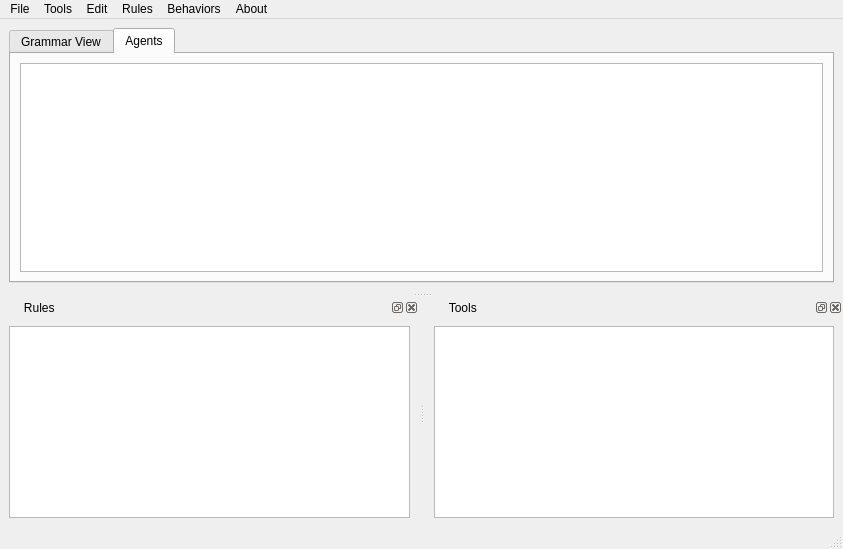
First picture: the form in guiAGGLEditor.ui, repository rahulkatiyar19955/AGM, before the edit.
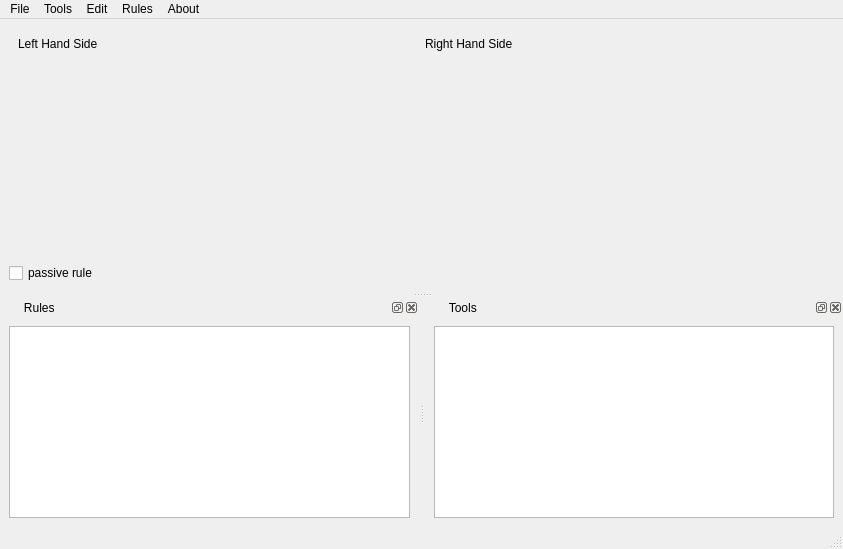
Second picture: the form after the edit.

Commit message: Removed agents and configuration from AGGL descriptions

Patch:
```diff
--- a/guiAGGLEditor.ui
+++ b/guiAGGLEditor.ui
@@ -16,16 +16,6 @@
   <widget class="QWidget" name="centralwidget">
    <layout class="QVBoxLayout" name="verticalLayout_3">
     <item>
-     <widget class="QTabWidget" name="tabWidget">
-      <property name="currentIndex">
-       <number>1</number>
-      </property>
-      <widget class="QWidget" name="tab">
-       <attribute name="title">
-        <string>Grammar View</string>
-       </attribute>
-       <layout class="QVBoxLayout" name="verticalLayout_4">
-        <item>
          <widget class="QWidget" name="widget" native="true">
           <layout class="QGridLayout" name="gridLayout">
            <item row="2" column="0">
@@ -74,20 +64,6 @@
         </item>
        </layout>
       </widget>
-      <widget class="QWidget" name="tab_2">
-       <attribute name="title">
-        <string>Agents</string>
-       </attribute>
-       <layout class="QVBoxLayout" name="verticalLayout_7">
-        <item>
-         <widget class="QListWidget" name="listWidget"/>
-        </item>
-       </layout>
-      </widget>
-     </widget>
-    </item>
-   </layout>
-  </widget>
   <widget class="QMenuBar" name="menubar">
    <property name="geometry">
     <rect>
@@ -135,18 +111,10 @@
     <addaction name="actionExportAllRulesPNG"/>
     <addaction name="actionGenerateCode"/>
    </widget>
-   <widget class="QMenu" name="menuBehaviors">
-    <property name="title">
-     <string>Behaviors</string>
-    </property>
-    <addaction name="actionNew_agent"/>
-    <addaction name="actionRemove_selected_agent"/>
-   </widget>
    <addaction name="menuFile"/>
    <addaction name="menuTools"/>
    <addaction name="menuEdit"/>
    <addaction name="menuRules"/>
-   <addaction name="menuBehaviors"/>
    <addaction name="menuAbout"/>
   </widget>
   <widget class="QStatusBar" name="statusbar"/>
```
Left out of the diff: 2 changed lines with no effect on the pictures. Lines whose indentation alone changed are shown as unchanged. The commit also changes 5 other files.
